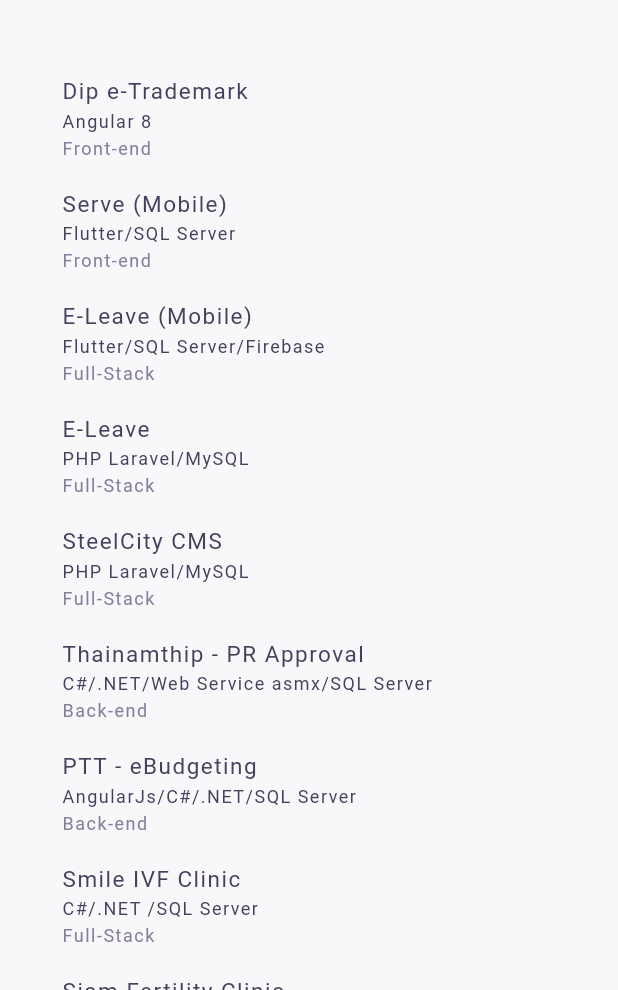
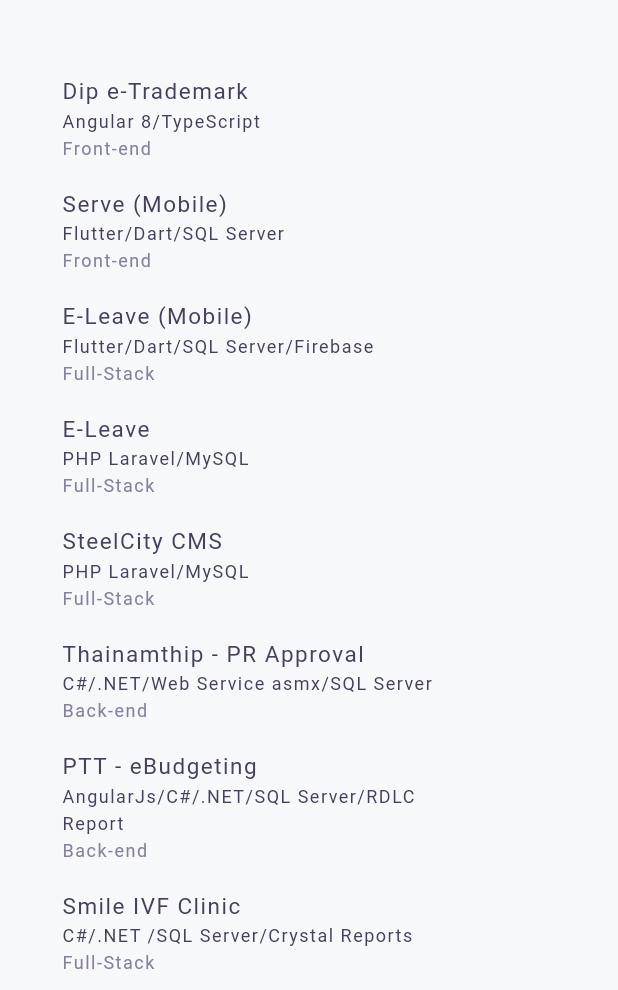
Before and after one commit to MangoStick/portfolio, a Flutter app: the AboutPage screen opened by its route, on a phone screen of 412 x 824 dp, the part 246-1236 px from its top. Run offline on Flutter 3.47's test engine with Material 2 defaults, Android fonts, the phone set to English and light mode, and no system bars; our stand-ins replace font_awesome_flutter; missing offline and left inert: dart:html; Roboto replaces fonts that are missing (NexaBold, NexaLight, ProductSans).

Commit message:
Update about.dart

```diff
--- a/lib/ui/about.dart
+++ b/lib/ui/about.dart
@@ -292,19 +292,19 @@ class AboutPage extends StatelessWidget {
     Education(
       'Front-end',
       '',
-      'Angular 8',
+      'Angular 8/TypeScript',
       'Dip e-Trademark',
     ),
     Education(
       'Front-end',
       '',
-      'Flutter/SQL Server',
+      'Flutter/Dart/SQL Server',
       'Serve (Mobile)',
     ),
     Education(
       'Full-Stack',
       '',
-      'Flutter/SQL Server/Firebase',
+      'Flutter/Dart/SQL Server/Firebase',
       'E-Leave (Mobile)',
     ),
     Education(
@@ -331,19 +331,19 @@ class AboutPage extends StatelessWidget {
     Education(
       'Back-end',
       '',
-      'AngularJs/C#/.NET/SQL Server',
+      'AngularJs/C#/.NET/SQL Server/RDLC Report',
       'PTT - eBudgeting ',
     ),
     Education(
       'Full-Stack',
       '',
-      'C#/.NET /SQL Server',
+      'C#/.NET /SQL Server/Crystal Reports',
       'Smile IVF Clinic',
     ),
     Education(
       'Full-Stack',
       '',
-      'C#/.NET/SQl Server',
+      'C#/.NET/SQL Server/Crystal Reports',
       'Siam Fertility Clinic',
     ),
     Education(
```
